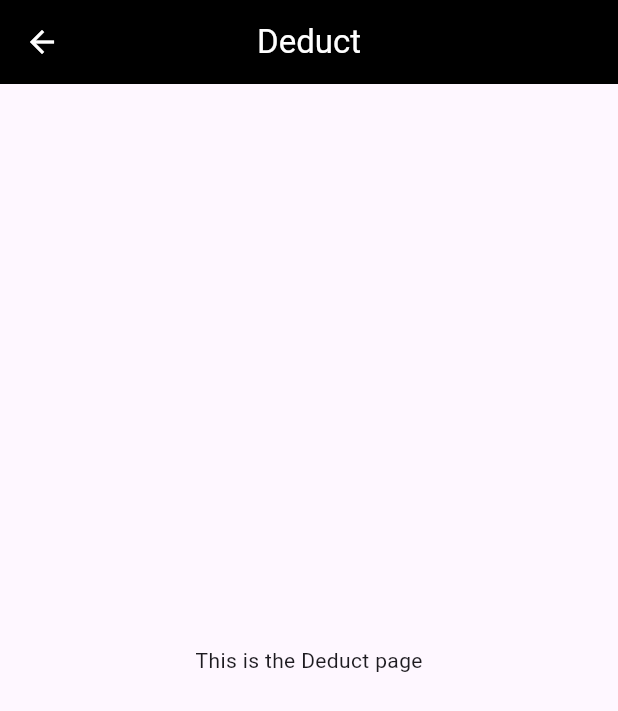
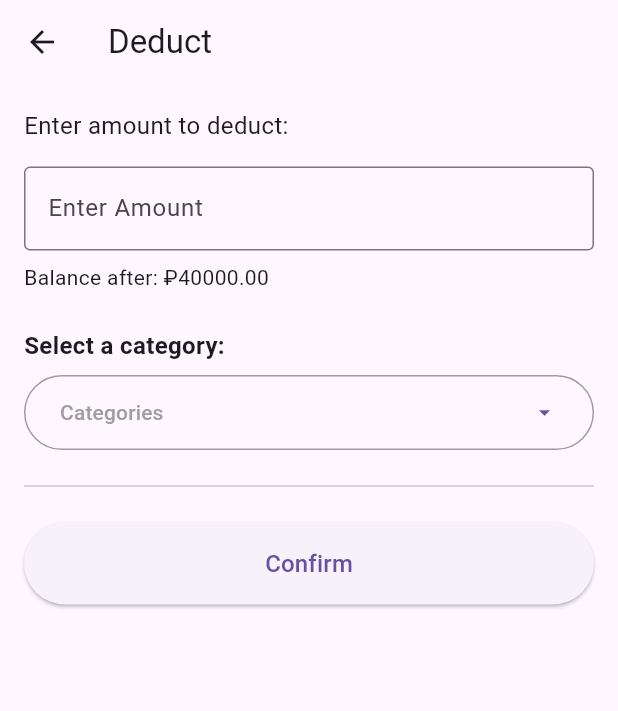
Before and after one commit to pjtoral/Budget-Buddy, a Flutter app: the DeductPage screen opened directly, on a phone screen of 412 x 824 dp. Shown: the top 711 px of the screen. Run offline on Flutter 3.47's test engine with Material 3 defaults, Android fonts, the phone set to English and light mode, and no system bars; our stand-ins replace google_fonts.

Commit message:
ga add2 kog folders

```diff
--- a/lib/screens/deduct.dart
+++ /dev/null
@@ -1,18 +0,0 @@
-import 'package:flutter/material.dart';
-
-class DeductPage extends StatelessWidget {
-  const DeductPage({super.key});
-
-  @override
-  Widget build(BuildContext context) {
-    return Scaffold(
-      appBar: AppBar(
-        title: Text('Deduct'),
-        backgroundColor: Colors.black,
-        foregroundColor: Colors.white,
-        centerTitle: true,
-      ),
-      body: Center(child: Text('This is the Deduct page')),
-    );
-  }
-}
--- /dev/null
+++ b/lib/screens/home_page/deduct.dart
@@ -0,0 +1,176 @@
+import 'package:flutter/material.dart';
+
+void main() {
+  runApp(const MyApp());
+}
+
+class MyApp extends StatelessWidget {
+  const MyApp({super.key});
+
+  @override
+  Widget build(BuildContext context) {
+    return MaterialApp(
+      title: 'Deduct',
+      theme: ThemeData(
+        primarySwatch: Colors.blue,
+      ),
+      home: const DeductPage(),
+    );
+  }
+}
+
+class DeductPage extends StatefulWidget {
+  const DeductPage({super.key});
+
+  @override
+  State<DeductPage> createState() => _DeductPageState();
+}
+
+class _DeductPageState extends State<DeductPage> {
+  final TextEditingController _amountController = TextEditingController();
+  final TextEditingController _descriptionController = TextEditingController();
+  String? _selectedCategory;
+  bool _showCategories = false;
+  final List<String> _categories = ['School', 'Motorcycle', 'Shabu'];
+  double balance = 40000.00;
+
+  @override
+  void dispose() {
+    _amountController.dispose();
+    _descriptionController.dispose();
+    super.dispose();
+  }
+
+  @override
+  Widget build(BuildContext context) {
+    return Scaffold(
+      appBar: AppBar(
+        title: const Text('Deduct'),
+      ),
+      body: Padding(
+        padding: const EdgeInsets.all(16.0),
+        child: Column(
+          crossAxisAlignment: CrossAxisAlignment.start,
+          children: [
+            const Text(
+              'Enter amount to deduct:',
+              style: TextStyle(fontSize: 16),
+            ),
+            const SizedBox(height: 16),
+            TextFormField(
+              controller: _amountController,
+              decoration: const InputDecoration(
+                labelText: 'Enter Amount',
+                border: OutlineInputBorder(),
+              ),
+              keyboardType: TextInputType.number,
+              onChanged: (value) {
+                setState(() {});
+              },
+            ),
+            const SizedBox(height: 8),
+            Text(
+              'Balance after: ₽${(balance - (double.tryParse(_amountController.text) ?? 0)).toStringAsFixed(2)}',
+              style: const TextStyle(fontSize: 14),
+            ),
+            const SizedBox(height: 24),
+            const Text(
+              'Select a category:',
+              style: TextStyle(fontSize: 16, fontWeight: FontWeight.bold),
+            ),
+            const SizedBox(height: 8),
+            // Category dropdown button
+            OutlinedButton(
+              onPressed: () {
+                setState(() {
+                  _showCategories = !_showCategories;
+                });
+              },
+              style: OutlinedButton.styleFrom(
+                minimumSize: const Size(double.infinity, 50),
+                side: const BorderSide(color: Colors.grey),
+              ),
+              child: Row(
+                mainAxisAlignment: MainAxisAlignment.spaceBetween,
+                children: [
+                  Text(
+                    _selectedCategory ?? 'Categories',
+                    style: TextStyle(
+                      color: _selectedCategory != null ? Colors.black : Colors.grey,
+                    ),
+                  ),
+                  Icon(
+                    _showCategories ? Icons.arrow_drop_up : Icons.arrow_drop_down,
+                  ),
+                ],
+              ),
+            ),
+            // Category dropdown menu
+            if (_showCategories) ...[
+              Column(
+                children: _categories.map((category) {
+                  return ListTile(
+                    title: Text(category),
+                    onTap: () {
+                      setState(() {
+                        _selectedCategory = category;
+                        _showCategories = false;
+                      });
+                    },
+                  );
+                }).toList(),
+              ),
+              ListTile(
+                title: const Row(
+                  children: [
+                    Icon(Icons.add, size: 18),
+                    SizedBox(width: 8),
+                    Text('Add Category'),
+                  ],
+                ),
+                onTap: () {
+                  // Add category functionality
+                },
+              ),
+            ],
+            // Description field (only shown when category is selected)
+            if (_selectedCategory != null) ...[
+              const SizedBox(height: 16),
+              const Text(
+                'Description:',
+                style: TextStyle(fontSize: 16, fontWeight: FontWeight.bold),
+              ),
+              const SizedBox(height: 8),
+              TextFormField(
+                controller: _descriptionController,
+                decoration: const InputDecoration(
+                  labelText: 'Enter Description',
+                  border: OutlineInputBorder(),
+                ),
+                maxLines: 3,
+              ),
+            ],
+            const SizedBox(height: 16),
+            const Divider(thickness: 1),
+            const SizedBox(height: 16),
+            SizedBox(
+              width: double.infinity,
+              child: ElevatedButton(
+                onPressed: () {
+                  // Confirm action
+                },
+                style: ElevatedButton.styleFrom(
+                  padding: const EdgeInsets.symmetric(vertical: 16),
+                ),
+                child: const Text(
+                  'Confirm',
+                  style: TextStyle(fontSize: 16),
+                ),
+              ),
+            ),
+          ],
+        ),
+      ),
+    );
+  }
+}
--- a/lib/screens/login.dart
+++ b/lib/screens/login.dart
@@ -1,7 +1,7 @@
 import 'package:flutter/material.dart';
 import 'package:google_fonts/google_fonts.dart';
 import 'signup.dart';
-import 'home.dart';
+import 'home_page/home.dart';
 
 class LoginScreen extends StatefulWidget {
   const LoginScreen({super.key});
--- a/lib/screens/about.dart
+++ b/lib/screens/profile_page/about.dart
@@ -7,7 +7,7 @@ class AboutPage extends StatelessWidget {
   Widget build(BuildContext context) {
     return Scaffold(
       appBar: AppBar(
-        title: Text('About'),
+        title: Text('What is Budget Buddy?'),
         backgroundColor: Colors.white,
         foregroundColor: Colors.black,
         centerTitle: true,
```
Also changed, not shown: lib/screens/home_page/home.dart (renamed from lib/screens/home.dart, +62 -12 lines), lib/screens/home_page/topup.dart (added, +74 -0 lines), lib/screens/topup.dart (deleted, +0 -18 lines), lib/screens/profile_page/helpsupport.dart (renamed from lib/screens/helpsupport.dart), lib/screens/profile_page/notification.dart (renamed from lib/screens/notification.dart), lib/screens/profile_page/settings.dart (renamed from lib/screens/settings.dart).
